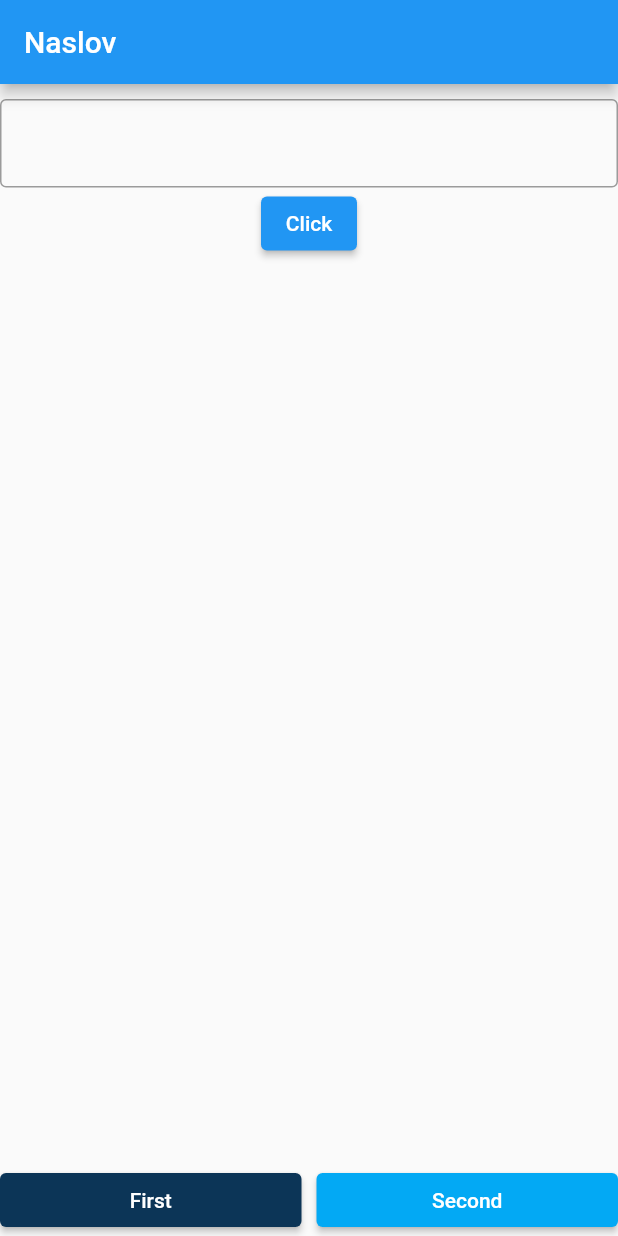
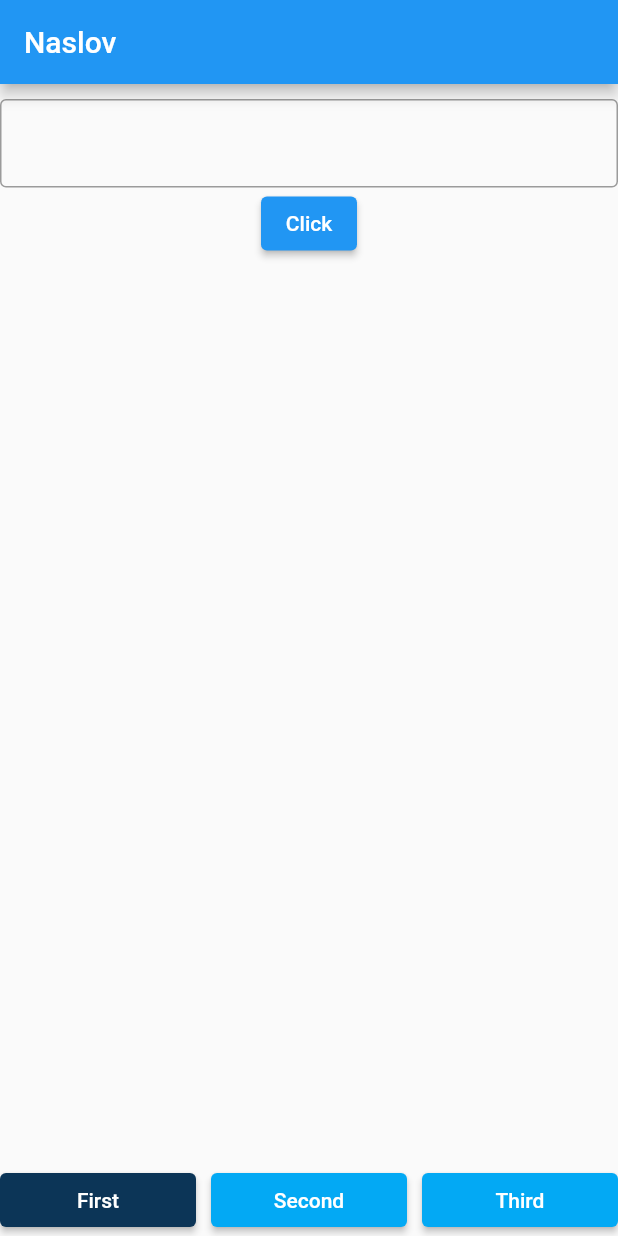
Before and after one commit to saley824/fluterProject, a Flutter app: the screen it shows after launch, on a phone screen of 412 x 824 dp. Run offline on Flutter 3.47's test engine with Material 2 defaults, Android fonts, the phone set to English and light mode, and no system bars.

Commit message:
list of posts

```diff
--- a/lib/buttons.dart
+++ b/lib/buttons.dart
@@ -2,7 +2,7 @@ import 'package:flutter/material.dart';
 import 'package:provider/provider.dart';
 
 import 'colors.dart';
-import 'input_provider.dart';
+import 'providers/input_provider.dart';
 
 class Buttons extends StatelessWidget {
   const Buttons({super.key});
@@ -28,7 +28,7 @@ class Buttons extends StatelessWidget {
                         //     const Size(150, 50)
                       ), //(tacka 2. u tasks file)
                       onPressed: () {
-                        inputProvider.setZero();
+                        inputProvider.setFirst();
                       },
                       child: const Text('First')),
                 ),
@@ -45,10 +45,27 @@ class Buttons extends StatelessWidget {
                         // fixedSize: const Size(150, 50),
                       ),
                       onPressed: () {
-                        inputProvider.setOne();
+                        inputProvider.setSecond();
                       },
                       child: const Text('Second')),
-                )
+                ),
+                const SizedBox(
+                  width: 10,
+                ),
+                Expanded(
+                  child: ElevatedButton(
+                      style: ElevatedButton.styleFrom(
+                        backgroundColor:
+                            inputProvider.showScreen == ShowScreen.third
+                                ? ColorSelect.darkBlue
+                                : ColorSelect.lightBlue,
+                        // fixedSize: const Size(150, 50),
+                      ),
+                      onPressed: () {
+                        inputProvider.setThird();
+                      },
+                      child: const Text('Third')),
+                ),
               ],
             ));
   }
--- a/lib/custom_form.dart
+++ b/lib/custom_form.dart
@@ -1,21 +1,22 @@
 import 'package:flutter/material.dart';
+import 'package:prov_project/posts_screen.dart';
 import 'package:provider/provider.dart';
 
-import 'package:prov_project/input_provider.dart';
+import 'package:prov_project/providers/input_provider.dart';
 
-import 'colors.dart';
+import 'widgets/list_item.dart';
 
 class CustomForm extends StatelessWidget {
   const CustomForm({super.key});
 
   @override
   Widget build(BuildContext context) {
-    return Consumer<InputProvider>(
-        builder: (context, inputProvider, child) => inputProvider.showScreen ==
-                ShowScreen.first
-            ? Column(children: [
+    return Consumer<InputProvider>(builder: (context, inputProvider, child) {
+      switch (inputProvider.showScreen) {
+        case ShowScreen.first:
+          return Column(children: [
             const SizedBox(
-                  width: 10, //nema potrebe za sirino
+              //nema potrebe za sirino DONE
               height: 10,
             ),
             //za pravljenje "praznog prostora" je najbolje koristiti SizedBox   DONE
@@ -31,41 +32,23 @@ class CustomForm extends StatelessWidget {
               },
               child: const Text("Click"),
             ),
-              ])
-            : ListView.builder(
+          ]);
+        //  break;
+        case ShowScreen.second:
+          return ListView.builder(
             //rekli smo ListView.builder   DONE
             padding: const EdgeInsets.all(12.0),
             itemCount: inputProvider.inputs.length,
             itemBuilder: (BuildContext context, int index) {
-                  return Container(
-                      //ovo mozes odvojiti u poseban widget i onda ga iskoristiti za listu onih title-ova
-                      height: 40,
-                      decoration: BoxDecoration(
-                          color: ColorSelect.yellow,
-                          border: Border.all(
-                            color: ColorSelect.white,
-                          ),
-                          borderRadius:
-                              const BorderRadius.all(Radius.circular(30))),
-                      child: Row(
-                        children: [
-                          const Icon(
-                            Icons.list,
-                            color: ColorSelect.white,
-                          ),
-                          Text(inputProvider.inputs[index],
-                              style: const TextStyle(color: ColorSelect.white)),
-                        ],
-                      )
-                      //pokusaj sam napraviti identican prikaz ali sa kontejnerom zaobljenih uglova i obojenih ivica
-                      //neka ostane ikonica ispred string-a
-                      // leading: const Icon(Icons.list),
-                      // title: Text(inputProvider.inputs[index]),
-                      // tileColor: Color.fromARGB(255, 210, 188, 17),
-                      // textColor: Colors.white,
-                      // iconColor: Colors.white,
+              return ListItem(item: inputProvider.inputs[index]);
+            },
           );
-                },
-              ));
+        //   break;
+
+        case ShowScreen.third:
+          return const PostsScreen();
+        //     break;
+      }
+    });
   }
 }
--- a/lib/home.dart
+++ b/lib/home.dart
@@ -2,7 +2,7 @@ import 'package:flutter/material.dart';
 import 'package:provider/provider.dart';
 import 'buttons.dart';
 import 'custom_form.dart';
-import 'input_provider.dart';
+import 'providers/input_provider.dart';
 
 class Home extends StatelessWidget {
   const Home({super.key});
--- a/lib/main.dart
+++ b/lib/main.dart
@@ -1,5 +1,5 @@
 import 'package:flutter/material.dart';
-import 'package:prov_project/posts_screen.dart';
+
 import 'home.dart';
 
 void main() => runApp(const MyApp());
--- a/lib/input_provider.dart
+++ b/lib/providers/input_provider.dart
@@ -1,6 +1,6 @@
 import 'package:flutter/material.dart';
 
-enum ShowScreen { first, second }
+enum ShowScreen { first, second, third }
 
 class InputProvider extends ChangeNotifier {
   /// Internal, private state of the cart.
@@ -19,13 +19,18 @@ class InputProvider extends ChangeNotifier {
     notifyListeners();
   }
 
-  void setZero() {
+  void setFirst() {
     showScreen = ShowScreen.first;
     notifyListeners();
   }
 
-  void setOne() {
+  void setSecond() {
     showScreen = ShowScreen.second;
     notifyListeners();
   }
+
+  void setThird() {
+    showScreen = ShowScreen.third;
+    notifyListeners();
+  }
 }
```
Also changed, not shown: lib/posts_screen.dart (+14 -7 lines), lib/providers/fetch_provider.dart (added, +22 -0 lines), lib/service/get_posts.dart (+5 -3 lines), lib/widgets/list_item.dart (added, +32 -0 lines). Lines whose indentation alone changed are shown as unchanged.
